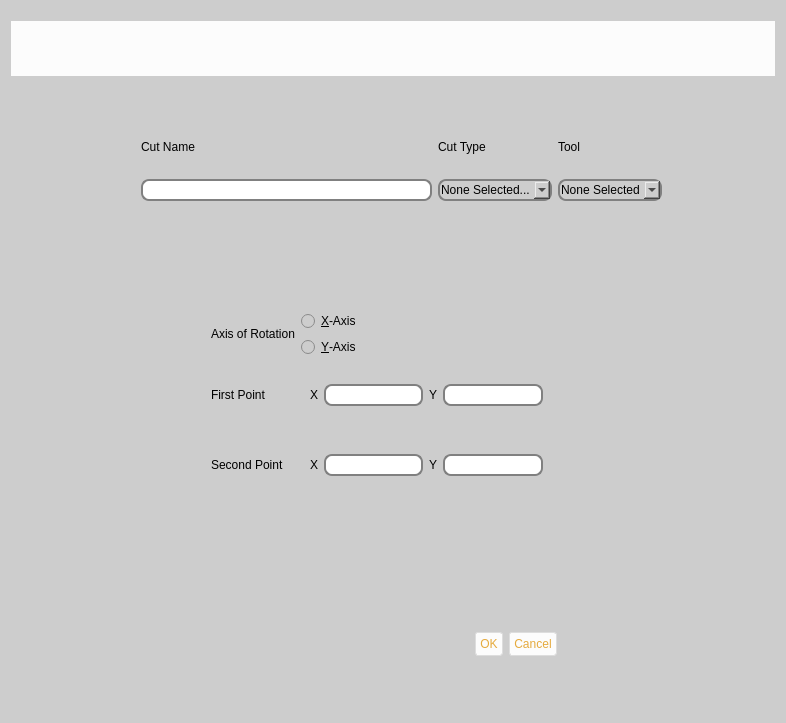
Before: the Qt Designer form buildbotics/resources/ui/cut.ui in DougCoffland/FreeCADGCodeWB, drawn with Qt 5.
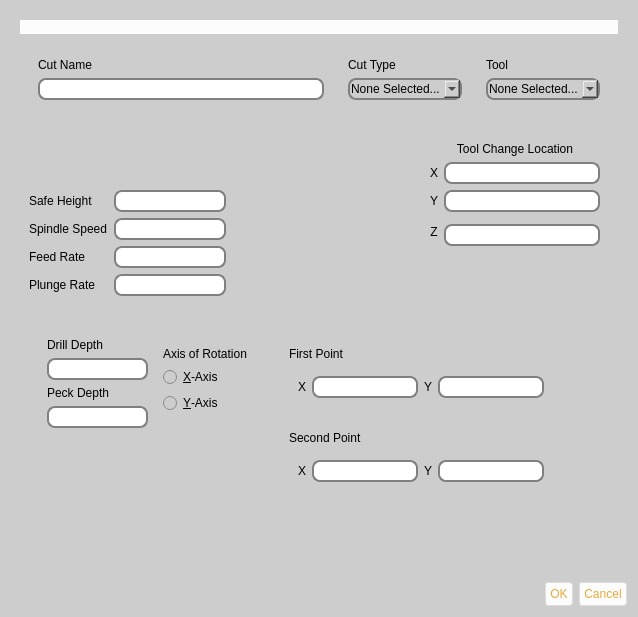
After: the same form once the commit is applied. The open tabs and pages were chosen to show the change. Icons and pictures are not drawn.

Commit message: GCodeJob and Cut GUIs working

```diff
--- a/buildbotics/resources/ui/cut.ui
+++ b/buildbotics/resources/ui/cut.ui
@@ -2,12 +2,15 @@
 <ui version="4.0">
  <class>Dialog</class>
  <widget class="QDialog" name="Dialog">
+  <property name="windowModality">
+   <enum>Qt::ApplicationModal</enum>
+  </property>
   <property name="geometry">
    <rect>
     <x>0</x>
     <y>0</y>
-    <width>786</width>
-    <height>723</height>
+    <width>638</width>
+    <height>617</height>
    </rect>
   </property>
   <property name="windowTitle">
@@ -93,7 +96,7 @@
 
 </string>
   </property>
-  <layout class="QHBoxLayout" name="horizontalLayout">
+  <layout class="QVBoxLayout" name="verticalLayout_16">
    <item>
     <widget class="QFrame" name="frame">
      <property name="frameShape">
@@ -102,17 +105,307 @@
      <property name="frameShadow">
       <enum>QFrame::Plain</enum>
      </property>
+     <layout class="QVBoxLayout" name="verticalLayout_14">
+      <item>
+       <widget class="QFrame" name="frame_17">
+        <property name="styleSheet">
+         <string notr="true"/>
+        </property>
+        <property name="frameShape">
+         <enum>QFrame::NoFrame</enum>
+        </property>
+        <property name="frameShadow">
+         <enum>QFrame::Plain</enum>
+        </property>
+        <layout class="QHBoxLayout" name="horizontalLayout_9">
+         <property name="leftMargin">
+          <number>0</number>
+         </property>
+         <property name="topMargin">
+          <number>0</number>
+         </property>
+         <property name="rightMargin">
+          <number>0</number>
+         </property>
+         <property name="bottomMargin">
+          <number>0</number>
+         </property>
+         <item>
+          <widget class="QLabel" name="logoL">
+           <property name="toolTip">
+            <string>&lt;html&gt;&lt;head/&gt;&lt;body&gt;&lt;p&gt;&lt;span style=&quot; font-size:16pt; font-weight:600; color:#ffffff;&quot;&gt;Learn more at buildbotics.com!&lt;/span&gt;&lt;/p&gt;&lt;/body&gt;&lt;/html&gt;</string>
+           </property>
+           <property name="text">
+            <string/>
+           </property>
+           <property name="pixmap">
+            <pixmap>logo side by side.png</pixmap>
+           </property>
+           <property name="scaledContents">
+            <bool>false</bool>
+           </property>
+          </widget>
+         </item>
+        </layout>
+       </widget>
+      </item>
+      <item>
+       <widget class="QFrame" name="frame_12">
+        <property name="frameShape">
+         <enum>QFrame::StyledPanel</enum>
+        </property>
+        <property name="frameShadow">
+         <enum>QFrame::Raised</enum>
+        </property>
+        <layout class="QHBoxLayout" name="horizontalLayout_7">
+         <item>
+          <widget class="QFrame" name="frame_9">
+           <property name="frameShape">
+            <enum>QFrame::StyledPanel</enum>
+           </property>
+           <property name="frameShadow">
+            <enum>QFrame::Raised</enum>
+           </property>
+           <layout class="QVBoxLayout" name="verticalLayout_7">
+            <item>
+             <widget class="QLabel" name="nameL">
+              <property name="text">
+               <string>Cut Name</string>
+              </property>
+             </widget>
+            </item>
+            <item>
+             <widget class="QLineEdit" name="nameLE"/>
+            </item>
+           </layout>
+          </widget>
+         </item>
+         <item>
+          <widget class="QFrame" name="frame_10">
+           <property name="frameShape">
+            <enum>QFrame::StyledPanel</enum>
+           </property>
+           <property name="frameShadow">
+            <enum>QFrame::Raised</enum>
+           </property>
+           <layout class="QVBoxLayout" name="verticalLayout_8">
+            <item>
+             <widget class="QLabel" name="typeL">
+              <property name="text">
+               <string>Cut Type</string>
+              </property>
+             </widget>
+            </item>
+            <item>
+             <widget class="QComboBox" name="cutTypeCB">
+              <property name="sizeAdjustPolicy">
+               <enum>QComboBox::AdjustToContents</enum>
+              </property>
+              <item>
+               <property name="text">
+                <string>None Selected...</string>
+               </property>
+              </item>
+             </widget>
+            </item>
+           </layout>
+          </widget>
+         </item>
+         <item>
+          <widget class="QFrame" name="frame_11">
+           <property name="frameShape">
+            <enum>QFrame::StyledPanel</enum>
+           </property>
+           <property name="frameShadow">
+            <enum>QFrame::Raised</enum>
+           </property>
+           <layout class="QVBoxLayout" name="verticalLayout_9">
+            <item>
+             <widget class="QLabel" name="toolL">
+              <property name="text">
+               <string>Tool</string>
+              </property>
+             </widget>
+            </item>
+            <item>
+             <widget class="QComboBox" name="toolCB">
+              <item>
+               <property name="text">
+                <string>None Selected...</string>
+               </property>
+              </item>
+             </widget>
+            </item>
+           </layout>
+          </widget>
+         </item>
+        </layout>
+       </widget>
+      </item>
+      <item>
+       <widget class="QFrame" name="frame_4">
+        <property name="frameShape">
+         <enum>QFrame::StyledPanel</enum>
+        </property>
+        <property name="frameShadow">
+         <enum>QFrame::Raised</enum>
+        </property>
+        <layout class="QHBoxLayout" name="horizontalLayout">
+         <item>
+          <layout class="QFormLayout" name="formLayout">
+           <item row="1" column="0">
+            <widget class="QLabel" name="safeHeightL">
+             <property name="text">
+              <string>Safe Height</string>
+             </property>
+            </widget>
+           </item>
+           <item row="1" column="1">
+            <widget class="QLineEdit" name="safeHeightLE"/>
+           </item>
+           <item row="2" column="0">
+            <widget class="QLabel" name="spindleSpeedL">
+             <property name="text">
+              <string>Spindle Speed</string>
+             </property>
+            </widget>
+           </item>
+           <item row="2" column="1">
+            <widget class="QLineEdit" name="spindleSpeedE"/>
+           </item>
+           <item row="3" column="0">
+            <widget class="QLabel" name="feedRateL">
+             <property name="text">
+              <string>Feed Rate</string>
+             </property>
+            </widget>
+           </item>
+           <item row="3" column="1">
+            <widget class="QLineEdit" name="feedRateE"/>
+           </item>
+           <item row="4" column="0">
+            <widget class="QLabel" name="plungeRateL">
+             <property name="text">
+              <string>Plunge Rate</string>
+             </property>
+            </widget>
+           </item>
+           <item row="4" column="1">
+            <widget class="QLineEdit" name="plungeRateE"/>
+           </item>
+           <item row="0" column="1">
+            <spacer name="verticalSpacer">
+             <property name="orientation">
+              <enum>Qt::Vertical</enum>
+             </property>
+             <property name="sizeHint" stdset="0">
+              <size>
+               <width>20</width>
+               <height>40</height>
+              </size>
+             </property>
+            </spacer>
+           </item>
+          </layout>
+         </item>
+         <item>
+          <spacer name="horizontalSpacer_2">
+           <property name="orientation">
+            <enum>Qt::Horizontal</enum>
+           </property>
+           <property name="sizeHint" stdset="0">
+            <size>
+             <width>40</width>
+             <height>20</height>
+            </size>
+           </property>
+          </spacer>
+         </item>
+         <item>
+          <widget class="QFrame" name="frame_5">
+           <property name="frameShape">
+            <enum>QFrame::StyledPanel</enum>
+           </property>
+           <property name="frameShadow">
+            <enum>QFrame::Raised</enum>
+           </property>
+           <layout class="QVBoxLayout" name="verticalLayout_4">
+            <item>
+             <widget class="QLabel" name="tclL">
+              <property name="text">
+               <string>Tool Change Location</string>
+              </property>
+              <property name="alignment">
+               <set>Qt::AlignCenter</set>
+              </property>
+             </widget>
+            </item>
+            <item>
+             <layout class="QGridLayout" name="gridLayout_2">
+              <item row="1" column="0">
+               <widget class="QLabel" name="tclXL">
+                <property name="text">
+                 <string>X</string>
+                </property>
+                <property name="alignment">
+                 <set>Qt::AlignCenter</set>
+                </property>
+               </widget>
+              </item>
+              <item row="2" column="1">
+               <widget class="QLineEdit" name="tclYLE"/>
+              </item>
+              <item row="1" column="1">
+               <widget class="QLineEdit" name="tclXLE"/>
+              </item>
+              <item row="4" column="1">
+               <widget class="QLineEdit" name="tclZLE"/>
+              </item>
+              <item row="3" column="0" rowspan="2">
+               <widget class="QLabel" name="tclZL">
+                <property name="text">
+                 <string>Z</string>
+                </property>
+                <property name="alignment">
+                 <set>Qt::AlignCenter</set>
+                </property>
+               </widget>
+              </item>
+              <item row="2" column="0">
+               <widget class="QLabel" name="tclYL">
+                <property name="text">
+                 <string>Y</string>
+                </property>
+                <property name="alignment">
+                 <set>Qt::AlignCenter</set>
+                </property>
+               </widget>
+              </item>
+              <item row="5" column="1">
+               <spacer name="verticalSpacer_5">
+                <property name="orientation">
+                 <enum>Qt::Vertical</enum>
+                </property>
+                <property name="sizeHint" stdset="0">
+                 <size>
+                  <width>20</width>
+                  <height>40</height>
+                 </size>
+                </property>
+               </spacer>
+              </item>
+             </layout>
+            </item>
+           </layout>
+          </widget>
+         </item>
+        </layout>
+       </widget>
+      </item>
+      <item>
      <widget class="QStackedWidget" name="stackedWidget">
-      <property name="geometry">
-       <rect>
-        <x>130</x>
-        <y>200</y>
-        <width>551</width>
-        <height>401</height>
-       </rect>
-      </property>
       <property name="currentIndex">
-       <number>3</number>
+         <number>2</number>
       </property>
       <widget class="QWidget" name="page">
        <widget class="QLabel" name="label_6">
@@ -129,35 +422,105 @@
         </property>
        </widget>
       </widget>
+        <widget class="QWidget" name="page_11">
+         <widget class="QLabel" name="label_3">
+          <property name="geometry">
+           <rect>
+            <x>230</x>
+            <y>90</y>
+            <width>67</width>
+            <height>19</height>
+           </rect>
+          </property>
+          <property name="text">
+           <string>Drill</string>
+          </property>
+         </widget>
+        </widget>
       <widget class="QWidget" name="page_2">
-       <widget class="QWidget" name="gridLayoutWidget_3">
-        <property name="geometry">
-         <rect>
-          <x>70</x>
-          <y>100</y>
-          <width>341</width>
-          <height>186</height>
-         </rect>
-        </property>
-        <layout class="QGridLayout" name="gridLayout_3">
-         <item row="2" column="0">
-          <widget class="QLabel" name="label_16">
+         <layout class="QVBoxLayout" name="verticalLayout_13">
+          <item>
+           <widget class="QFrame" name="frame_14">
+            <property name="frameShape">
+             <enum>QFrame::StyledPanel</enum>
+            </property>
+            <property name="frameShadow">
+             <enum>QFrame::Raised</enum>
+            </property>
+            <layout class="QHBoxLayout" name="horizontalLayout_5">
+             <item>
+              <widget class="QFrame" name="frame_6">
+               <property name="frameShape">
+                <enum>QFrame::StyledPanel</enum>
+               </property>
+               <property name="frameShadow">
+                <enum>QFrame::Raised</enum>
+               </property>
+               <layout class="QHBoxLayout" name="horizontalLayout_4">
+                <item>
+                 <layout class="QVBoxLayout" name="verticalLayout_15">
+                  <item>
+                   <widget class="QLabel" name="registrationDrillDepthL">
            <property name="text">
-            <string>Second Point</string>
+                     <string>Drill Depth</string>
            </property>
           </widget>
          </item>
-         <item row="0" column="1">
-          <layout class="QVBoxLayout" name="verticalLayout_4">
            <item>
-            <widget class="QRadioButton" name="radioButton_7">
+                   <widget class="QLineEdit" name="registrationDrillDepthE"/>
+                  </item>
+                  <item>
+                   <widget class="QLabel" name="registrationPeckDepthL">
+                    <property name="text">
+                     <string>Peck Depth</string>
+                    </property>
+                   </widget>
+                  </item>
+                  <item>
+                   <widget class="QLineEdit" name="registrationPeckDepthE"/>
+                  </item>
+                  <item>
+                   <spacer name="verticalSpacer_3">
+                    <property name="orientation">
+                     <enum>Qt::Vertical</enum>
+                    </property>
+                    <property name="sizeHint" stdset="0">
+                     <size>
+                      <width>20</width>
+                      <height>40</height>
+                     </size>
+                    </property>
+                   </spacer>
+                  </item>
+                 </layout>
+                </item>
+                <item>
+                 <widget class="QFrame" name="frame_15">
+                  <property name="frameShape">
+                   <enum>QFrame::StyledPanel</enum>
+                  </property>
+                  <property name="frameShadow">
+                   <enum>QFrame::Raised</enum>
+                  </property>
+                  <layout class="QVBoxLayout" name="verticalLayout_6">
+                   <item>
+                    <widget class="QLabel" name="registrationAORL">
+                     <property name="text">
+                      <string>Axis of Rotation</string>
+                     </property>
+                    </widget>
+                   </item>
+                   <item>
+                    <layout class="QVBoxLayout" name="registrationAxisG">
+                     <item>
+                      <widget class="QRadioButton" name="registrationXAxisRB">
              <property name="text">
               <string>&amp;X-Axis</string>
              </property>
             </widget>
            </item>
            <item>
-            <widget class="QRadioButton" name="radioButton_8">
+                      <widget class="QRadioButton" name="registrationYAxisRB">
              <property name="text">
               <string>&amp;Y-Axis</string>
              </property>
@@ -165,53 +528,102 @@
            </item>
           </layout>
          </item>
-         <item row="1" column="1">
-          <widget class="QFrame" name="frame_2">
+                   <item>
+                    <spacer name="verticalSpacer_2">
+                     <property name="orientation">
+                      <enum>Qt::Vertical</enum>
+                     </property>
+                     <property name="sizeHint" stdset="0">
+                      <size>
+                       <width>20</width>
+                       <height>40</height>
+                      </size>
+                     </property>
+                    </spacer>
+                   </item>
+                  </layout>
+                 </widget>
+                </item>
+               </layout>
+              </widget>
+             </item>
+             <item>
+              <widget class="QFrame" name="frame_13">
            <property name="frameShape">
             <enum>QFrame::StyledPanel</enum>
            </property>
            <property name="frameShadow">
             <enum>QFrame::Raised</enum>
            </property>
-           <layout class="QHBoxLayout" name="horizontalLayout_2">
+               <layout class="QVBoxLayout" name="verticalLayout_12">
             <item>
-             <widget class="QLabel" name="label_14">
-              <property name="text">
-               <string>X</string>
-              </property>
-             </widget>
-            </item>
-            <item>
-             <widget class="QLineEdit" name="lineEdit_7"/>
-            </item>
-            <item>
-             <widget class="QLabel" name="label_15">
-              <property name="text">
-               <string>Y</string>
-              </property>
-             </widget>
-            </item>
+                 <widget class="QFrame" name="frame_8">
+                  <property name="frameShape">
+                   <enum>QFrame::StyledPanel</enum>
+                  </property>
+                  <property name="frameShadow">
+                   <enum>QFrame::Raised</enum>
+                  </property>
+                  <layout class="QVBoxLayout" name="verticalLayout_11">
             <item>
-             <widget class="QLineEdit" name="lineEdit_8"/>
-            </item>
-           </layout>
-          </widget>
-         </item>
-         <item row="1" column="0">
           <widget class="QLabel" name="label_13">
            <property name="text">
             <string>First Point</string>
            </property>
           </widget>
          </item>
-         <item row="0" column="0">
-          <widget class="QLabel" name="label_12">
+                   <item>
+                    <widget class="QFrame" name="frame_2">
+                     <property name="frameShape">
+                      <enum>QFrame::StyledPanel</enum>
+                     </property>
+                     <property name="frameShadow">
+                      <enum>QFrame::Raised</enum>
+                     </property>
+                     <layout class="QHBoxLayout" name="horizontalLayout_2">
+                      <item>
+                       <widget class="QLabel" name="registrationFirstXL">
            <property name="text">
-            <string>Axis of Rotation</string>
+                         <string>X</string>
            </property>
           </widget>
          </item>
-         <item row="2" column="1">
+                      <item>
+                       <widget class="QLineEdit" name="registrationFirstXE"/>
+                      </item>
+                      <item>
+                       <widget class="QLabel" name="registrationFirstYL">
+                        <property name="text">
+                         <string>Y</string>
+                        </property>
+                       </widget>
+                      </item>
+                      <item>
+                       <widget class="QLineEdit" name="registrationFirstYE"/>
+                      </item>
+                     </layout>
+                    </widget>
+                   </item>
+                  </layout>
+                 </widget>
+                </item>
+                <item>
+                 <widget class="QFrame" name="frame_7">
+                  <property name="frameShape">
+                   <enum>QFrame::StyledPanel</enum>
+                  </property>
+                  <property name="frameShadow">
+                   <enum>QFrame::Raised</enum>
+                  </property>
+                  <layout class="QVBoxLayout" name="verticalLayout_10">
+                   <item>
+                    <widget class="QLabel" name="label_16">
+                     <property name="text">
+                      <string>Second Point</string>
+                     </property>
+                    </widget>
+                   </item>
+                   <item>
           <widget class="QFrame" name="frame_3">
            <property name="frameShape">
             <enum>QFrame::StyledPanel</enum>
@@ -221,30 +633,64 @@
            </property>
            <layout class="QHBoxLayout" name="horizontalLayout_3">
             <item>
-             <widget class="QLabel" name="label_17">
+                       <widget class="QLabel" name="registrationSecondXL">
               <property name="text">
                <string>X</string>
               </property>
              </widget>
             </item>
             <item>
-             <widget class="QLineEdit" name="lineEdit_9"/>
+                       <widget class="QLineEdit" name="registrationSecondXE"/>
             </item>
             <item>
-             <widget class="QLabel" name="label_18">
+                       <widget class="QLabel" name="registrationSecondYL">
               <property name="text">
                <string>Y</string>
               </property>
              </widget>
             </item>
             <item>
-             <widget class="QLineEdit" name="lineEdit_10"/>
+                       <widget class="QLineEdit" name="registrationSecondYE"/>
             </item>
            </layout>
           </widget>
          </item>
         </layout>
        </widget>
+                </item>
+               </layout>
+              </widget>
+             </item>
+             <item>
+              <spacer name="horizontalSpacer">
+               <property name="orientation">
+                <enum>Qt::Horizontal</enum>
+               </property>
+               <property name="sizeHint" stdset="0">
+                <size>
+                 <width>40</width>
+                 <height>20</height>
+                </size>
+               </property>
+              </spacer>
+             </item>
+            </layout>
+           </widget>
+          </item>
+          <item>
+           <spacer name="verticalSpacer_4">
+            <property name="orientation">
+             <enum>Qt::Vertical</enum>
+            </property>
+            <property name="sizeHint" stdset="0">
+             <size>
+              <width>20</width>
+              <height>40</height>
+             </size>
+            </property>
+           </spacer>
+          </item>
+         </layout>
       </widget>
       <widget class="QWidget" name="page_3">
        <widget class="QLabel" name="label_19">
@@ -494,174 +940,50 @@
        </widget>
       </widget>
      </widget>
-     <widget class="QWidget" name="gridLayoutWidget_4">
-      <property name="geometry">
-       <rect>
-        <x>130</x>
-        <y>110</y>
-        <width>521</width>
-        <height>80</height>
-       </rect>
-      </property>
-      <layout class="QGridLayout" name="gridLayout_4">
-       <item row="1" column="0">
-        <widget class="QLineEdit" name="lineEdit"/>
-       </item>
-       <item row="0" column="0">
-        <widget class="QLabel" name="label">
-         <property name="text">
-          <string>Cut Name</string>
-         </property>
-        </widget>
-       </item>
-       <item row="1" column="1">
-        <widget class="QComboBox" name="cutTypeCB">
-         <property name="sizeAdjustPolicy">
-          <enum>QComboBox::AdjustToContents</enum>
-         </property>
-         <item>
-          <property name="text">
-           <string>None Selected...</string>
-          </property>
-         </item>
-         <item>
-          <property name="text">
-           <string>Registration</string>
-          </property>
-         </item>
-         <item>
-          <property name="text">
-           <string>Facing</string>
-          </property>
-         </item>
-         <item>
-          <property name="text">
-           <string>Perimeter</string>
-          </property>
-         </item>
-         <item>
-          <property name="text">
-           <string>Pocket2D</string>
-          </property>
-         </item>
-         <item>
-          <property name="text">
-           <string>Volume2D</string>
-          </property>
-         </item>
-         <item>
-          <property name="text">
-           <string>Pocket3D</string>
-          </property>
-         </item>
-         <item>
-          <property name="text">
-           <string>Volume3D</string>
-          </property>
-         </item>
-         <item>
-          <property name="text">
-           <string>Surface3D</string>
-          </property>
-         </item>
-         <item>
-          <property name="text">
-           <string>Tabs</string>
-          </property>
-         </item>
-        </widget>
-       </item>
-       <item row="0" column="1">
-        <widget class="QLabel" name="label_2">
-         <property name="text">
-          <string>Cut Type</string>
-         </property>
-        </widget>
-       </item>
-       <item row="0" column="2">
-        <widget class="QLabel" name="label_5">
-         <property name="text">
-          <string>Tool</string>
-         </property>
-        </widget>
-       </item>
-       <item row="1" column="2">
-        <widget class="QComboBox" name="comboBox_4">
-         <item>
-          <property name="text">
-           <string>None Selected</string>
-          </property>
-         </item>
-        </widget>
        </item>
       </layout>
      </widget>
+   </item>
+   <item>
      <widget class="QDialogButtonBox" name="buttonBox">
-      <property name="geometry">
-       <rect>
-        <x>380</x>
-        <y>620</y>
-        <width>166</width>
-        <height>27</height>
-       </rect>
-      </property>
       <property name="standardButtons">
        <set>QDialogButtonBox::Cancel|QDialogButtonBox::Ok</set>
       </property>
      </widget>
-     <widget class="QFrame" name="frame_17">
-      <property name="geometry">
-       <rect>
-        <x>0</x>
-        <y>10</y>
-        <width>775</width>
-        <height>55</height>
-       </rect>
-      </property>
-      <property name="styleSheet">
-       <string notr="true"/>
-      </property>
-      <property name="frameShape">
-       <enum>QFrame::NoFrame</enum>
-      </property>
-      <property name="frameShadow">
-       <enum>QFrame::Plain</enum>
-      </property>
-      <layout class="QHBoxLayout" name="horizontalLayout_9">
-       <property name="leftMargin">
-        <number>0</number>
-       </property>
-       <property name="topMargin">
-        <number>0</number>
-       </property>
-       <property name="rightMargin">
-        <number>0</number>
-       </property>
-       <property name="bottomMargin">
-        <number>0</number>
-       </property>
-       <item>
-        <widget class="QLabel" name="logoL">
-         <property name="toolTip">
-          <string>&lt;html&gt;&lt;head/&gt;&lt;body&gt;&lt;p&gt;&lt;span style=&quot; font-size:16pt; font-weight:600; color:#ffffff;&quot;&gt;Learn more at buildbotics.com!&lt;/span&gt;&lt;/p&gt;&lt;/body&gt;&lt;/html&gt;</string>
-         </property>
-         <property name="text">
-          <string/>
-         </property>
-         <property name="pixmap">
-          <pixmap>logo side by side.png</pixmap>
-         </property>
-         <property name="scaledContents">
-          <bool>false</bool>
-         </property>
-        </widget>
        </item>
       </layout>
      </widget>
-    </widget>
-   </item>
-  </layout>
- </widget>
+ <tabstops>
+  <tabstop>nameLE</tabstop>
+  <tabstop>cutTypeCB</tabstop>
+  <tabstop>toolCB</tabstop>
+  <tabstop>safeHeightLE</tabstop>
+  <tabstop>spindleSpeedE</tabstop>
+  <tabstop>feedRateE</tabstop>
+  <tabstop>plungeRateE</tabstop>
+  <tabstop>tclXLE</tabstop>
+  <tabstop>tclYLE</tabstop>
+  <tabstop>tclZLE</tabstop>
+  <tabstop>registrationDrillDepthE</tabstop>
+  <tabstop>registrationPeckDepthE</tabstop>
+  <tabstop>registrationFirstXE</tabstop>
+  <tabstop>registrationFirstYE</tabstop>
+  <tabstop>registrationSecondXE</tabstop>
+  <tabstop>registrationSecondYE</tabstop>
+  <tabstop>registrationXAxisRB</tabstop>
+  <tabstop>registrationYAxisRB</tabstop>
+  <tabstop>lineEdit_6</tabstop>
+  <tabstop>radioButton</tabstop>
+  <tabstop>radioButton_2</tabstop>
+  <tabstop>lineEdit_3</tabstop>
+  <tabstop>radioButton_4</tabstop>
+  <tabstop>radioButton_5</tabstop>
+  <tabstop>radioButton_3</tabstop>
+  <tabstop>radioButton_6</tabstop>
+  <tabstop>lineEdit_5</tabstop>
+  <tabstop>lineEdit_2</tabstop>
+  <tabstop>lineEdit_4</tabstop>
+ </tabstops>
  <resources/>
  <connections/>
 </ui>
```
Lines whose indentation alone changed are shown as unchanged. The commit also changes 7 other files.
